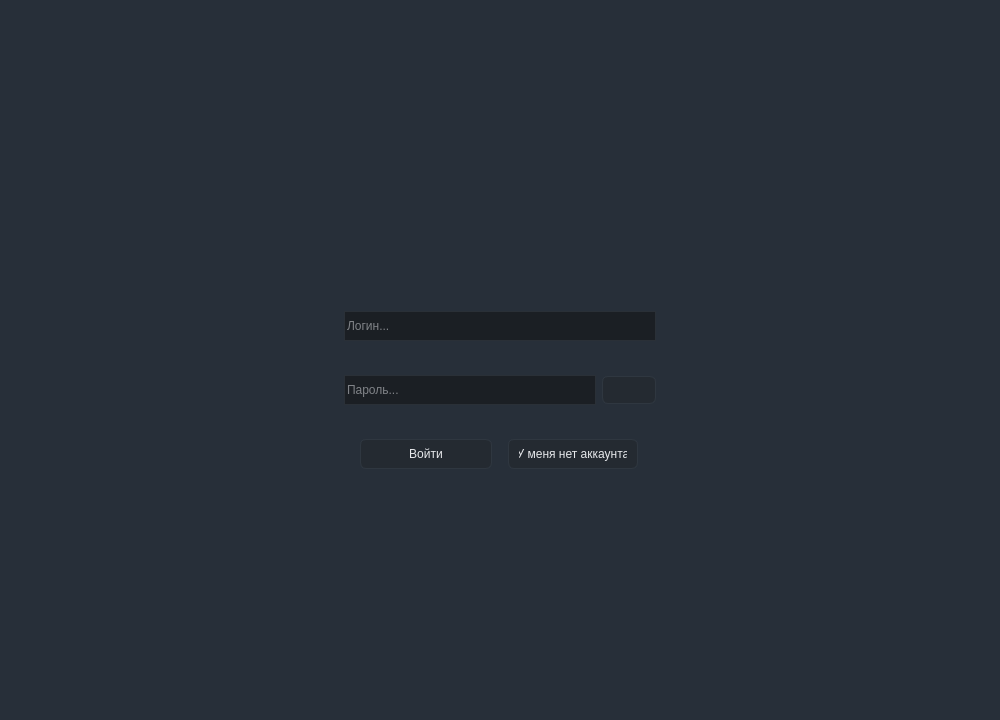
Above: src/mainwindow.ui from focy322/simple_perepiska_desk before the change. Below: the same form after it.
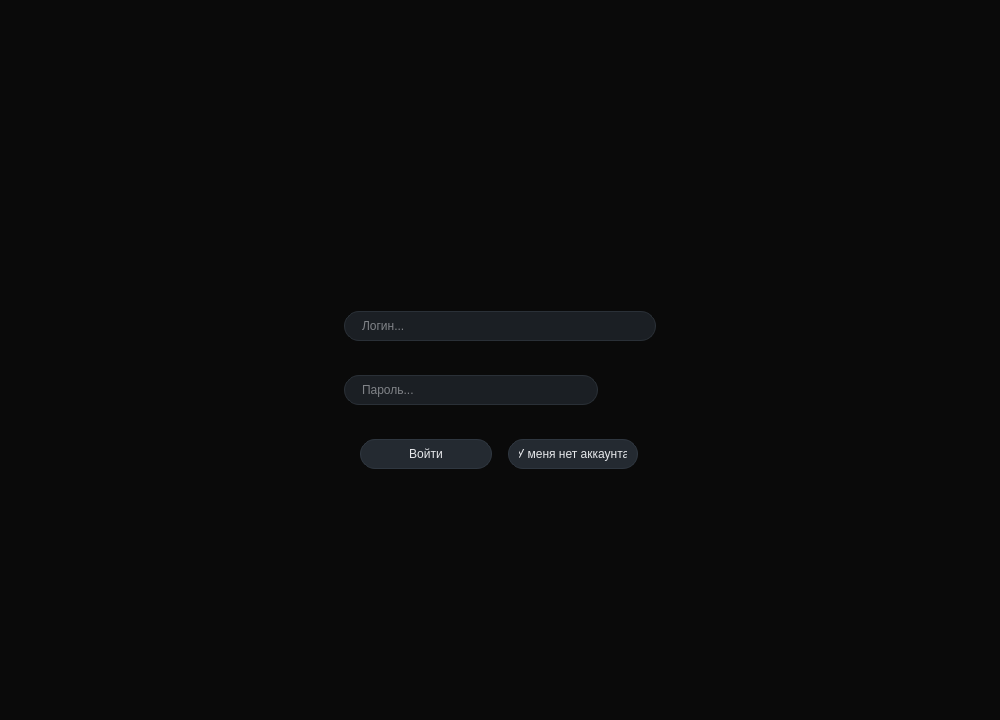
That is the form after the change. The open tabs and pages were chosen to show the change. Icons and pictures are not drawn. Custom widgets are drawn as their Qt base class.

Diff of the .ui file:
```diff
--- a/src/mainwindow.ui
+++ b/src/mainwindow.ui
@@ -147,7 +147,14 @@
             </sizepolicy>
            </property>
            <property name="styleSheet">
-            <string notr="true" />
+            <string notr="true">QWidget#pageAuth, QWidget#pageLogIn, QWidget#pageRegistration, QWidget#logInWidget, QWidget#registrationWidget, QLabel#succesLogInLabel, QLabel#succesRegistrationLabel { background-color: #0A0A0A; }
+QLineEdit#logInLogIn, QLineEdit#registrationLogin { background-color: #1B1F24; color: #E6E8EB; border: 1px solid #2A3037; border-radius: 15px; padding: 0 15px; selection-background-color: #2F6BFF; }
+QLineEdit#logInPassword, QLineEdit#registrationPassword, QLineEdit#registrationPasswordConfirm { background-color: #1B1F24; color: #E6E8EB; border: 1px solid #2A3037; border-radius: 15px; padding: 0 35px 0 15px; selection-background-color: #2F6BFF; }
+QLineEdit#logInLogIn:focus, QLineEdit#logInPassword:focus, QLineEdit#registrationLogin:focus, QLineEdit#registrationPassword:focus, QLineEdit#registrationPasswordConfirm:focus { border: 1px solid #3E7BFF; }
+QPushButton#logInBtn, QPushButton#switchToRegistrationBtn, QPushButton#registrationBtn, QPushButton#switchToLogInBtn { background-color: #242A31; color: #E6E8EB; border: 1px solid #2F3740; border-radius: 15px; padding: 6px 10px; }
+QPushButton#logInBtn:hover, QPushButton#switchToRegistrationBtn:hover, QPushButton#registrationBtn:hover, QPushButton#switchToLogInBtn:hover { background-color: #3a4551; }
+QPushButton#logInBtn:pressed, QPushButton#switchToRegistrationBtn:pressed, QPushButton#registrationBtn:pressed, QPushButton#switchToLogInBtn:pressed { background-color: #1F252B; }
+QPushButton#revealLogInPasswordBtn, QPushButton#revealRegistrationPasswordBtn, QPushButton#revealRegistrationPasswordConfirmBtn { background: transparent; border: none; }</string>
            </property>
            <layout class="QVBoxLayout" name="verticalLayout_3">
             <property name="leftMargin">
```
Left out of the diff: 9 changed lines with no effect on the pictures.
